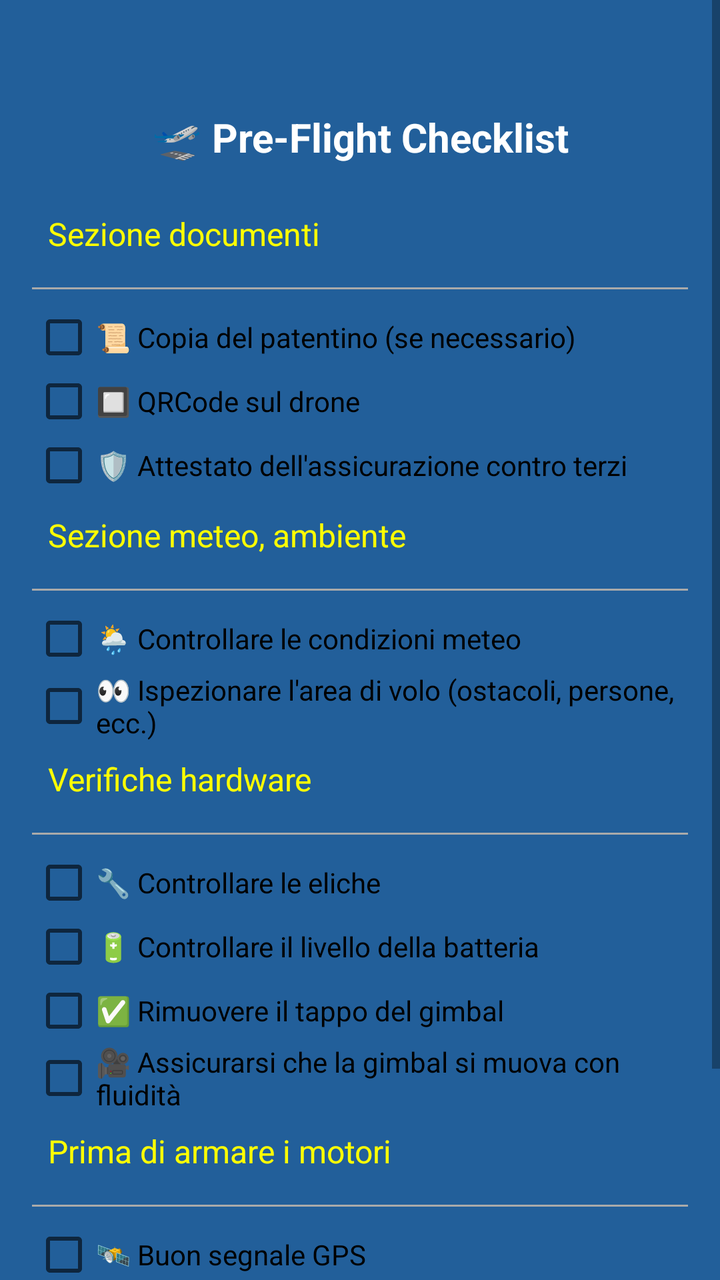
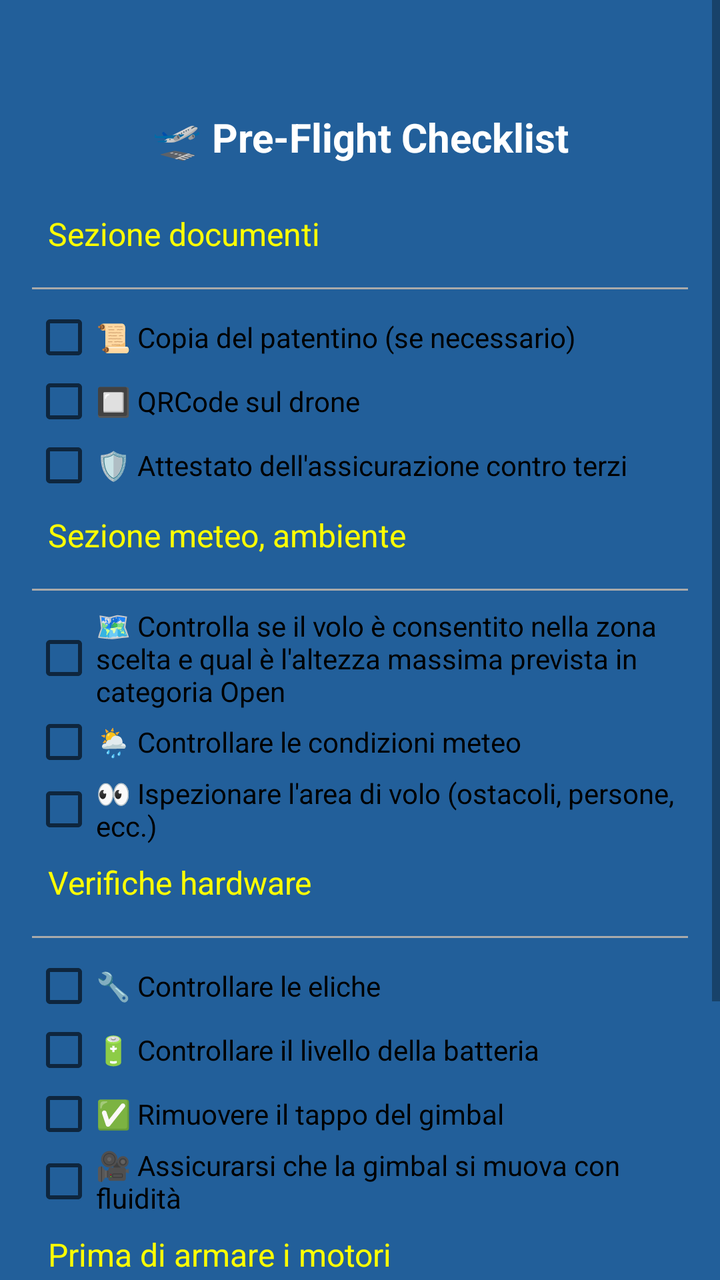

An Android layout rendered at two revisions. The XML below is the earlier revision; the diff shows what the commit changed to produce the second picture.
<!-- AndroidManifest.xml: application theme Theme.AppCompat.Light -->
<!-- res/layout/activity_pre_flight_checklist.xml -->
<ScrollView xmlns:android="http://schemas.android.com/apk/res/android"
    android:layout_width="match_parent"
    android:layout_height="match_parent"
    android:background="#225f9a">

    <LinearLayout
        android:orientation="vertical"
        android:padding="16dp"
        android:layout_width="match_parent"
        android:layout_height="wrap_content"
        android:background="#225f9a" >


        
        <View
            android:layout_width="match_parent"
            android:layout_height="15dp" />

        <TextView
            android:id="@+id/title_checklist"
            android:layout_width="match_parent"
            android:layout_height="wrap_content"
            android:text="🛫 Pre-Flight Checklist"
            android:textSize="20sp"
            android:textStyle="bold"
            android:gravity="center"
            android:textColor="#FFFFFF"
            android:paddingTop="24dp"
            android:paddingBottom="16dp" />

        
        <TextView
            android:id="@+id/documenti"
            android:layout_width="match_parent"
            android:layout_height="wrap_content"
            android:text="Sezione documenti"
            android:textSize="16sp"
            android:textColor="#FFFF00"
            android:padding="8dp"/>
        
        <View
            android:layout_width="match_parent"
            android:layout_height="1dp"
            android:background="@android:color/darker_gray"
            android:layout_marginVertical="8dp" />

        <CheckBox
            android:id="@+id/cb_autorizzazioni"
            android:layout_width="match_parent"
            android:layout_height="wrap_content"
            android:text="📜 Copia del patentino (se necessario)" />
        <CheckBox
            android:id="@+id/cb_qrcode"
            android:layout_width="match_parent"
            android:layout_height="wrap_content"
            android:text="🔲 QRCode sul drone" />
        <CheckBox
            android:id="@+id/cb_assicurazione"
            android:layout_width="match_parent"
            android:layout_height="wrap_content"
            android:text="🛡️ Attestato dell'assicurazione contro terzi" />

        
        <TextView
            android:id="@+id/meteo"
            android:layout_width="match_parent"
            android:layout_height="wrap_content"
            android:text="Sezione meteo, ambiente"
            android:textSize="16sp"
            android:textColor="#FFFF00"
            android:padding="8dp"/>
        
        <View
            android:layout_width="match_parent"
            android:layout_height="1dp"
            android:background="@android:color/darker_gray"
            android:layout_marginVertical="8dp" />

        <CheckBox
            android:id="@+id/cb_meteo"
            android:layout_width="match_parent"
            android:layout_height="wrap_content"
            android:text="🌦️ Controllare le condizioni meteo" />
        <CheckBox
            android:id="@+id/cb_ostacoli"
            android:layout_width="match_parent"
            android:layout_height="wrap_content"
            android:text="👀 Ispezionare l'area di volo (ostacoli, persone, ecc.)" />

        
        <TextView
            android:id="@+id/preon"
            android:layout_width="match_parent"
            android:layout_height="wrap_content"
            android:text="Verifiche hardware"
            android:textSize="16sp"
            android:textColor="#FFFF00"
            android:padding="8dp"/>
        
        <View
            android:layout_width="match_parent"
            android:layout_height="1dp"
            android:background="@android:color/darker_gray"
            android:layout_marginVertical="8dp" />

        <CheckBox
            android:id="@+id/cb_eliche"
            android:layout_width="match_parent"
            android:layout_height="wrap_content"
            android:text="🔧 Controllare le eliche" />
        <CheckBox
            android:id="@+id/cb_batteria"
            android:layout_width="match_parent"
            android:layout_height="wrap_content"
            android:text="🔋 Controllare il livello della batteria" />
        <CheckBox
            android:id="@+id/cb_gimbal"
            android:layout_width="match_parent"
            android:layout_height="wrap_content"
            android:text="✅ Rimuovere il tappo del gimbal" />
        <CheckBox
            android:id="@+id/cb_gimbal_movimenti"
            android:layout_width="match_parent"
            android:layout_height="wrap_content"
            android:text="🎥 Assicurarsi che la gimbal si muova con fluidità" />

        
        <TextView
            android:id="@+id/prearm"
            android:layout_width="match_parent"
            android:layout_height="wrap_content"
            android:text="Prima di armare i motori"
            android:textSize="16sp"
            android:textColor="#FFFF00"
            android:padding="8dp"/>
        
        <View
            android:layout_width="match_parent"
            android:layout_height="1dp"
            android:background="@android:color/darker_gray"
            android:layout_marginVertical="8dp" />

        <CheckBox
            android:id="@+id/cb_gps"
            android:layout_width="match_parent"
            android:layout_height="wrap_content"
            android:text="🛰️ Buon segnale GPS" />
        <CheckBox
            android:id="@+id/cb_rth"
            android:layout_width="match_parent"
            android:layout_height="wrap_content"
            android:text="🏠 Imposta correttamente l'RTH per mancanza di segnale e batteria scarica" />


        <Button
            android:id="@+id/btn_conferma"
            android:text="Inizia il volo"
            android:layout_marginTop="24dp"
            android:layout_width="match_parent"
            android:layout_height="wrap_content"
            android:textColor="@color/button_text_color"
            android:background="@drawable/rounded_button_blue" />

    </LinearLayout>
</ScrollView>
<!-- resources referenced by this layout -->
<resources>
  <color name="button_text_color">#FFFFFF</color>
  <!-- drawable rounded_button_blue (drawable) -->
  <shape xmlns:android="http://schemas.android.com/apk/res/android" android:shape="rectangle">
      <solid android:color="#007bff" />
      <corners android:radius="24dp" />
  </shape>
</resources>

<!-- the commit's change to res/layout/activity_pre_flight_checklist.xml (unified diff, before → after) -->
@@ -75,6 +75,13 @@
             android:layout_height="1dp"
             android:background="@android:color/darker_gray"
             android:layout_marginVertical="8dp" />
+
+        <CheckBox
+            android:id="@+id/cb_zonevolo"
+            android:layout_width="match_parent"
+            android:layout_height="wrap_content"
+            android:text="🗺️ Controlla se il volo è consentito nella zona scelta e qual è l'altezza massima prevista in categoria Open"
+            />
 
         <CheckBox
             android:id="@+id/cb_meteo"
